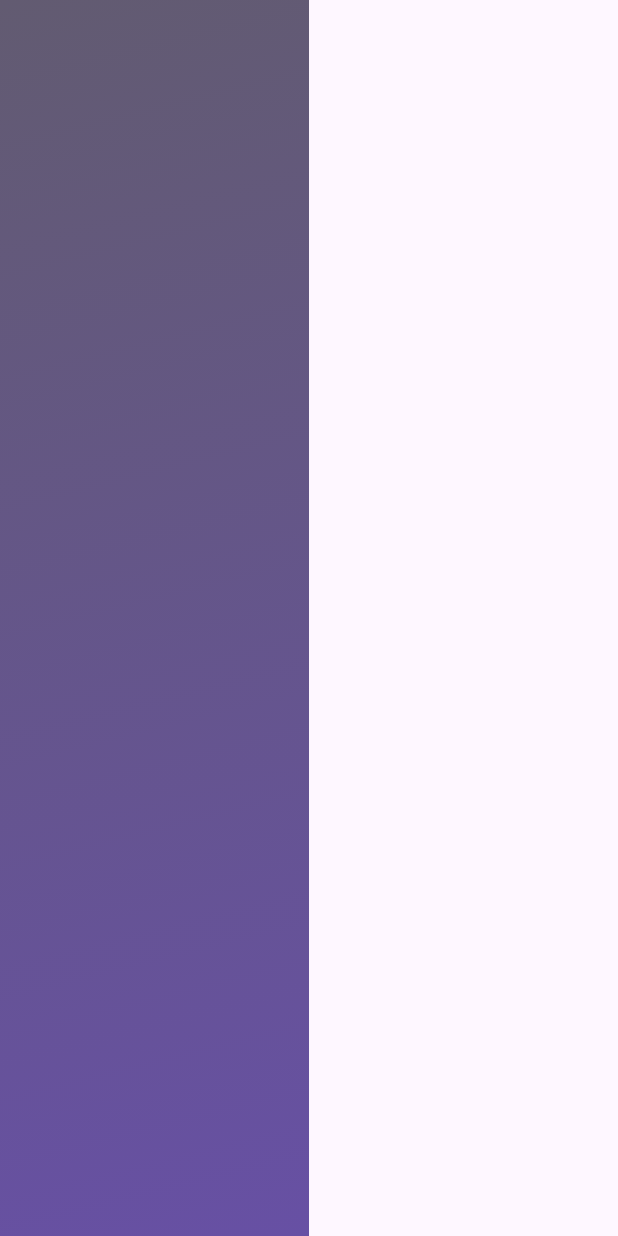
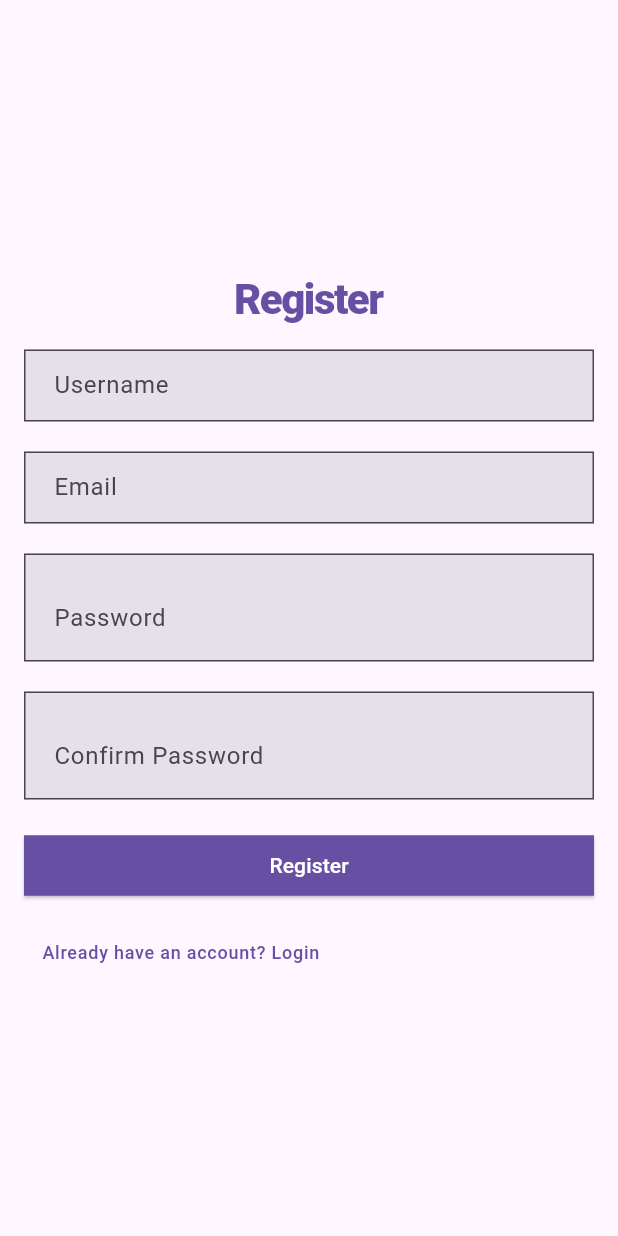
Before and after one commit to Yash-Panchal-521/streaming_application, a Flutter app: the RegisterPage screen opened directly, on a phone screen of 412 x 824 dp. Run offline on Flutter 3.47's test engine with Material 3 defaults, Android fonts, the phone set to English and light mode, and no system bars; our stand-ins replace flutter_secure_storage, google_fonts; missing offline and left inert: vrouter; accounts and stored records are empty.

```diff
--- /dev/null
+++ b/client/lib/api/index.dart
@@ -0,0 +1,6 @@
+class Api {
+  static String baseURL = "http:localhost:5002/api";
+
+  static String loginURL = "http://localhost:5002/api/auth/login";
+  static String registerURL = "http://localhost:5002/api/auth/register";
+}
--- a/client/lib/pages/registerpage.dart
+++ b/client/lib/pages/registerpage.dart
@@ -1,3 +1,4 @@
+import 'package:client/api/register_api.dart';
 import 'package:client/routes/app_routes.dart';
 import 'package:client/theme/theme.dart';
 import 'package:client/widgets/elevated_button.dart';
@@ -13,52 +14,12 @@ class RegisterPage extends StatefulWidget {
 }
 
 class _RegisterPageState extends State<RegisterPage> {
+  TextEditingController usernameController = TextEditingController();
+  TextEditingController emailController = TextEditingController();
+  TextEditingController passwordController = TextEditingController();
+  TextEditingController confirmPasswordController = TextEditingController();
+  bool passwordVisible = false;
   GlobalKey<FormState> formKey = GlobalKey();
-  GlobalKey<ScaffoldState> scaffoldKey = GlobalKey();
-  bool passwordVisible = false;
-
-  TextEditingController usernameController = TextEditingController(text: null);
-  TextEditingController emailController = TextEditingController(text: null);
-  TextEditingController passwordController = TextEditingController(text: null);
-  TextEditingController confirmPasswordController = TextEditingController(text: null);
-
-  String? validateEmail(String? value) {
-    Pattern pattern =
-        r'^(([^<>()[\]\\.,;:\s@\"]+(\.[^<>()[\]\\.,;:\s@\"]+)*)|(\".+\"))@((\[[0-9]{1,3}\.[0-9]{1,3}\.[0-9]{1,3}\.[0-9]{1,3}\])|(([a-zA-Z\-0-9]+\.)+[a-zA-Z]{2,}))$';
-    RegExp regex = RegExp(pattern as String);
-    if (value == null) {
-      return 'Enter your email';
-    }
-    if (!regex.hasMatch(value)) {
-      return 'Enter Valid Email';
-    } else {
-      return null;
-    }
-  }
-
-  String? validatePassword(String? value) {
-    Pattern pattern = r'^(?=.*?[A-Z])(?=.*?[a-z])(?=.*?[0-9])(?=.*?[!@#\$&*~]).{6,}$';
-    RegExp regex = RegExp(pattern as String);
-    if (value == null) {
-      return 'Enter your password';
-    }
-    if (!regex.hasMatch(value)) {
-      return 'Enter valid password';
-    } else {
-      return null;
-    }
-  }
-
-  String? validateConfirmPassword(String? value) {
-    if (value == null) {
-      return 'Confirm your password';
-    }
-    if (value != passwordController.text) {
-      return 'Passwords do not match';
-    } else {
-      return null;
-    }
-  }
 
   @override
   Widget build(BuildContext context) {
@@ -71,12 +32,24 @@ class _RegisterPageState extends State<RegisterPage> {
     return Form(
       key: formKey,
       child: Scaffold(
-        key: scaffoldKey,
-        body: Row(
+        body: LayoutBuilder(
+          builder: (BuildContext context, BoxConstraints constraints) {
+            if (constraints.maxWidth < 600) {
+              // For small screen devices
+              return _buildRegisterWidget(
+                context,
+                colors,
+                textTheme,
+                screenWidth,
+                screenHeight,
+              );
+            } else {
+              // For medium screen devices
+              return Row(
                 children: [
                   Container(
                     width: screenWidth / 2,
-              height: screenHeight,
+                    height: double.infinity,
                     decoration: BoxDecoration(
                       gradient: LinearGradient(
                         begin: Alignment.topLeft,
@@ -88,14 +61,38 @@ class _RegisterPageState extends State<RegisterPage> {
                       ),
                     ),
                   ),
-            Container(
-              padding: EdgeInsets.symmetric(horizontal: AppTheme.largeWidth),
-              width: screenWidth / 2,
+                  Expanded(
+                    child: _buildRegisterWidget(
+                        context, colors, textTheme, screenWidth, screenHeight),
+                  ),
+                ],
+              );
+            }
+          },
+        ),
+      ),
+    );
+  }
+
+  Widget _buildRegisterWidget(
+    BuildContext context,
+    ColorScheme colors,
+    TextTheme textTheme,
+    double screenWidth,
+    double screenHeight,
+  ) {
+    return SingleChildScrollView(
+      child: Container(
+        padding: EdgeInsets.symmetric(
+            horizontal: AppTheme.mediumPadding,
+            vertical: AppTheme.mediumPadding), // Adjust padding here
+        width: screenWidth > 600 ? screenWidth / 2 : screenWidth,
         height: screenHeight,
         child: Center(
           child: Column(
             mainAxisSize: MainAxisSize.min,
-                  crossAxisAlignment: CrossAxisAlignment.stretch,
+            crossAxisAlignment:
+                CrossAxisAlignment.start, // Align fields to the start
             children: [
               Center(
                 child: Padding(
@@ -110,104 +107,49 @@ class _RegisterPageState extends State<RegisterPage> {
                   ),
                 ),
               ),
-                    Padding(
-                      padding: EdgeInsets.symmetric(
-                        vertical: AppTheme.smallPadding,
-                      ),
-                      child: Text(
-                        "Username",
-                        style: textTheme.labelMedium!.copyWith(
-                          fontWeight: FontWeight.w700,
-                        ),
-                      ),
-                    ),
-                    Material(
-                      child: TextFormField(
-                        autovalidateMode: AutovalidateMode.onUserInteraction,
+              _buildTextField(
+                hintText: "Username",
                 controller: usernameController,
-                        decoration: textFieldDecoration(
-                          hintText: "Enter Your Username",
+                validator: validateUsername,
                 colors: colors,
-                        ),
-                      ),
+                textTheme: textTheme,
               ),
               const SizedBox(height: 20),
-                    Padding(
-                      padding: EdgeInsets.symmetric(
-                        vertical: AppTheme.smallPadding,
-                      ),
-                      child: Text(
-                        "Email",
-                        style: textTheme.labelMedium!.copyWith(
-                          fontWeight: FontWeight.w700,
-                        ),
-                      ),
-                    ),
-                    Material(
-                      child: TextFormField(
-                        autovalidateMode: AutovalidateMode.onUserInteraction,
+              _buildTextField(
+                hintText: "Email",
                 controller: emailController,
                 validator: validateEmail,
-                        decoration: textFieldDecoration(
-                          hintText: "Enter Your Email",
                 colors: colors,
-                        ),
-                      ),
+                textTheme: textTheme,
               ),
               const SizedBox(height: 20),
-                    Padding(
-                      padding: EdgeInsets.symmetric(
-                        vertical: AppTheme.smallPadding,
-                      ),
-                      child: Text(
-                        "Password",
-                        style: textTheme.labelMedium!.copyWith(
-                          fontWeight: FontWeight.w700,
-                        ),
-                      ),
-                    ),
-                    Material(
-                      child: TextFormField(
-                        autovalidateMode: AutovalidateMode.onUserInteraction,
+              _buildTextField(
+                hintText: "Password",
                 controller: passwordController,
                 validator: validatePassword,
-                        obscureText: !passwordVisible,
-                        decoration: textFieldDecoration(
-                          hintText: "Enter Your Password",
+                isPassword: true,
                 colors: colors,
-                        ),
-                      ),
+                textTheme: textTheme,
               ),
               const SizedBox(height: 20),
-                    Padding(
-                      padding: EdgeInsets.symmetric(
-                        vertical: AppTheme.smallPadding,
-                      ),
-                      child: Text(
-                        "Confirm Password",
-                        style: textTheme.labelMedium!.copyWith(
-                          fontWeight: FontWeight.w700,
-                        ),
-                      ),
-                    ),
-                    Material(
-                      child: TextFormField(
-                        autovalidateMode: AutovalidateMode.onUserInteraction,
+              _buildTextField(
+                hintText: "Confirm Password",
                 controller: confirmPasswordController,
                 validator: validateConfirmPassword,
-                        obscureText: !passwordVisible,
-                        decoration: textFieldDecoration(
-                          hintText: "Confirm Your Password",
+                isPassword: true,
                 colors: colors,
-                        ),
-                      ),
+                textTheme: textTheme,
               ),
               const SizedBox(height: 20),
               primaryElevatedButtonWidget(
                 label: "Register",
                 onPressed: () {
-                        if (formKey.currentState!.validate()) {
-                          ScaffoldMessenger.of(context).showSnackBar(const SnackBar(content: Text("Registration successful")));
+                  if (Form.of(context).validate()) {
+                    register(emailController.text, passwordController.text,
+                        usernameController.text);
+                    ScaffoldMessenger.of(context).showSnackBar(
+                      const SnackBar(content: Text("Registration successful")),
+                    );
                   }
                 },
                 colors: colors,
@@ -224,10 +166,104 @@ class _RegisterPageState extends State<RegisterPage> {
             ],
           ),
         ),
-            )
-          ],
+      ),
+    );
+  }
+
+  Widget _buildTextField({
+    required String hintText,
+    required TextEditingController controller,
+    required String? Function(String?) validator,
+    bool isPassword = false,
+    required ColorScheme colors,
+    required TextTheme textTheme,
+  }) {
+    return Material(
+      child: TextFormField(
+        autovalidateMode: AutovalidateMode.onUserInteraction,
+        controller: controller,
+        validator: validator,
+        obscureText: isPassword && !passwordVisible,
+        decoration: textFieldDecoration(
+          hintText: hintText,
+          colors: colors,
+          isPassword: isPassword,
+          passwordVisible: passwordVisible,
+          onVisibiltyToggled: () => setState(() {
+            passwordVisible = !passwordVisible;
+          }),
         ),
       ),
     );
   }
+
+  String? validateEmail(String? value) {
+    if (value == null || value.isEmpty) {
+      return 'Enter your email';
     }
+    Pattern pattern =
+        r'^(([^<>()[\]\\.,;:\s@\"]+(\.[^<>()[\]\\.,;:\s@\"]+)*)|(\".+\"))@((\[[0-9]{1,3}\.[0-9]{1,3}\.[0-9]{1,3}\.[0-9]{1,3}\])|(([a-zA-Z\-0-9]+\.)+[a-zA-Z]{2,}))$';
+    RegExp regex = RegExp(pattern as String);
+    if (!regex.hasMatch(value)) {
+      return 'Enter Valid Email';
+    } else {
+      return null;
+    }
+  }
+
+  String? validatePassword(String? value) {
+    if (value == null || value.isEmpty) {
+      return 'Enter your password';
+    }
+
+    // Check if password contains at least one uppercase letter
+    if (!value.contains(RegExp(r'[A-Z]'))) {
+      return 'Password must contain at least one uppercase letter';
+    }
+
+    // Check if password contains at least one lowercase letter
+    if (!value.contains(RegExp(r'[a-z]'))) {
+      return 'Password must contain at least one lowercase letter';
+    }
+
+    // Check if password contains at least one digit
+    if (!value.contains(RegExp(r'[0-9]'))) {
+      return 'Password must contain at least one digit';
+    }
+
+    // Check if password contains at least one special character
+    if (!value.contains(RegExp(r'[!@#\$&*~]'))) {
+      return 'Password must contain at least one special character';
+    }
+
+    // Check if password length is at least 6 characters
+    if (value.length < 6) {
+      return 'Password must be at least 6 characters long';
+    }
+
+    // Password meets all criteria
+    return null;
+  }
+
+  String? validateConfirmPassword(String? value) {
+    if (value == null) {
+      return 'Confirm your password';
+    }
+    if (value != passwordController.text) {
+      return 'Passwords do not match';
+    } else {
+      return null;
+    }
+  }
+
+  String? validateUsername(String? value) {
+    if (value == null || value.isEmpty) {
+      return 'Enter your username';
+    }
+    if (value.length <= 3 || value.length >= 8) {
+      return 'Username must be between 4 and 7 characters long';
+    } else {
+      return null;
+    }
+  }
+}
--- a/client/lib/widgets/text_field_decoration.dart
+++ b/client/lib/widgets/text_field_decoration.dart
@@ -1,18 +1,33 @@
-import 'package:client/theme/theme.dart';
 import 'package:flutter/material.dart';
 
-InputDecoration textFieldDecoration({required String hintText, required ColorScheme colors}) {
+InputDecoration textFieldDecoration({
+  required String hintText,
+  required ColorScheme colors,
+  bool isPassword = false,
+  bool passwordVisible = false,
+  VoidCallback? onVisibiltyToggled,
+}) {
   return InputDecoration(
     hintText: hintText,
     floatingLabelBehavior: FloatingLabelBehavior.never,
     filled: true,
-    fillColor: Colors.grey[100],
-    contentPadding: EdgeInsets.symmetric(
-      horizontal: AppTheme.smallPadding,
-      vertical: AppTheme.smallPadding,
-    ),
+    contentPadding: const EdgeInsets.symmetric(
+      horizontal: 16,
+      vertical: 12,
+    ), // Adjust padding here
+    suffix: isPassword
+        ? IconButton(
+            icon: Icon(
+              size: 16,
+              passwordVisible
+                  ? Icons.visibility_outlined
+                  : Icons.visibility_off_outlined,
+            ),
+            onPressed: onVisibiltyToggled,
+          )
+        : null,
     border: OutlineInputBorder(
-      borderSide: BorderSide.none,
+      borderSide: const BorderSide(width: 1, color: Colors.grey),
       borderRadius: BorderRadius.circular(0),
     ),
     focusedBorder: OutlineInputBorder(
@@ -27,6 +42,7 @@ InputDecoration textFieldDecoration({required String hintText, required ColorSch
       borderSide: BorderSide(color: colors.error, width: 2),
       borderRadius: BorderRadius.circular(0),
     ),
-    errorStyle: TextStyle(color: colors.error, backgroundColor: colors.onPrimary),
+    errorStyle:
+        TextStyle(color: colors.error, backgroundColor: colors.onPrimary),
   );
 }
--- a/client/pubspec.yaml
+++ b/client/pubspec.yaml
@@ -37,6 +37,8 @@ dependencies:
   cupertino_icons: ^1.0.6
   google_fonts: ^6.2.1
   vrouter: ^1.2.1
+  http: ^1.2.1
+  flutter_secure_storage: ^9.2.0
 
 dev_dependencies:
   flutter_test:
```
Also changed, not shown: client/lib/api/login_api.dart (added, +24 -0 lines), client/lib/api/register_api.dart (added, +20 -0 lines), client/lib/pages/homepage.dart (+48 -0 lines), client/lib/pages/loginpage.dart (+103 -69 lines), 5 other files. Lines whose indentation alone changed are shown as unchanged.
